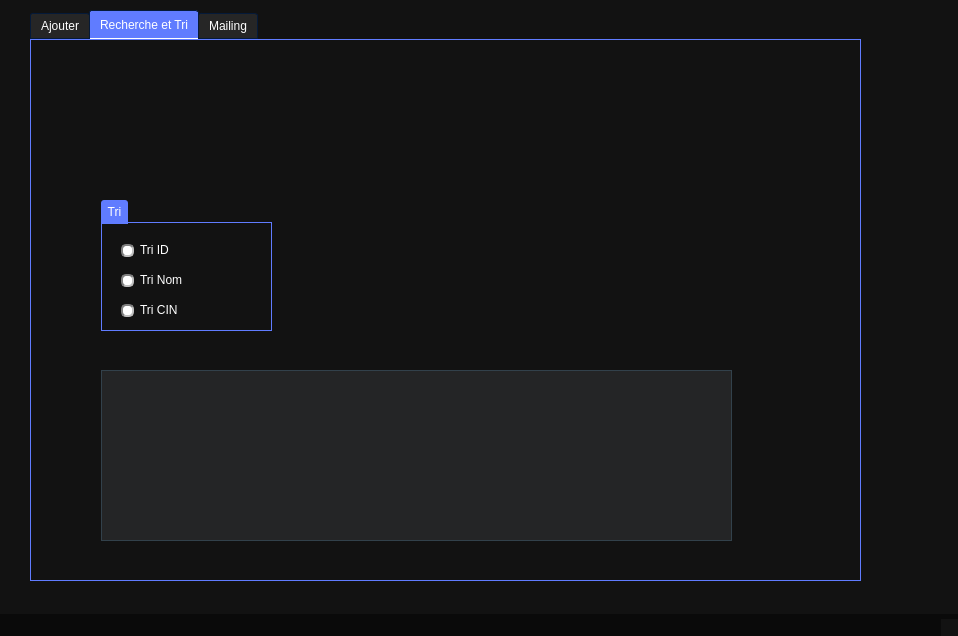
The window that projetc/mainwindow.ui (khelifi19/aesir) describes before a commit, drawn with Qt 5.
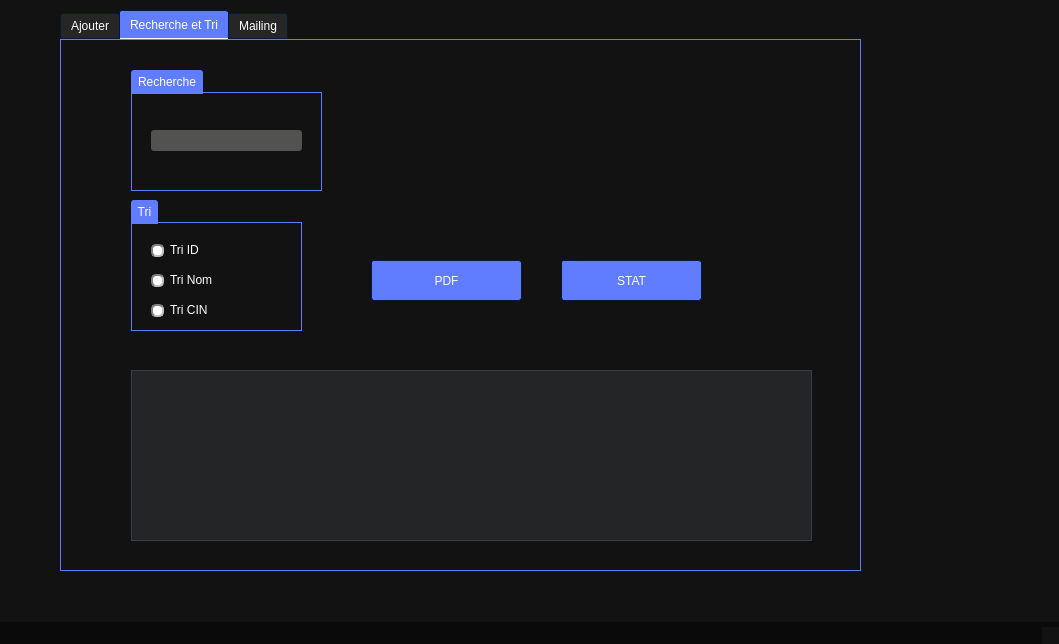
The same window after the commit. The open tabs and pages were chosen to show the change. Icons and pictures are not drawn.

```diff
--- a/projetc/mainwindow.ui
+++ b/projetc/mainwindow.ui
@@ -6,8 +6,8 @@
    <rect>
     <x>0</x>
     <y>0</y>
-    <width>958</width>
-    <height>636</height>
+    <width>1059</width>
+    <height>644</height>
    </rect>
   </property>
   <property name="windowTitle">
@@ -1188,10 +1188,10 @@
    <widget class="QTabWidget" name="tabWidget">
     <property name="geometry">
      <rect>
-      <x>30</x>
+      <x>60</x>
       <y>10</y>
-      <width>831</width>
-      <height>571</height>
+      <width>801</width>
+      <height>561</height>
      </rect>
     </property>
     <property name="currentIndex">
@@ -1526,7 +1526,7 @@
        <rect>
         <x>70</x>
         <y>330</y>
-        <width>631</width>
+        <width>681</width>
         <height>171</height>
        </rect>
       </property>
@@ -1583,6 +1583,55 @@
        </property>
       </widget>
      </widget>
+     <widget class="QPushButton" name="pushButton">
+      <property name="geometry">
+       <rect>
+        <x>310</x>
+        <y>220</y>
+        <width>151</width>
+        <height>41</height>
+       </rect>
+      </property>
+      <property name="text">
+       <string>PDF</string>
+      </property>
+     </widget>
+     <widget class="QGroupBox" name="groupBox_6">
+      <property name="geometry">
+       <rect>
+        <x>70</x>
+        <y>30</y>
+        <width>191</width>
+        <height>121</height>
+       </rect>
+      </property>
+      <property name="title">
+       <string>Recherche</string>
+      </property>
+      <widget class="QLineEdit" name="lineEdit">
+       <property name="geometry">
+        <rect>
+         <x>20</x>
+         <y>60</y>
+         <width>151</width>
+         <height>21</height>
+        </rect>
+       </property>
+      </widget>
+     </widget>
+     <widget class="QPushButton" name="pushButton_2">
+      <property name="geometry">
+       <rect>
+        <x>500</x>
+        <y>220</y>
+        <width>141</width>
+        <height>41</height>
+       </rect>
+      </property>
+      <property name="text">
+       <string>STAT</string>
+      </property>
+     </widget>
     </widget>
     <widget class="QWidget" name="tab">
      <attribute name="title">
```
Left out of the diff: 4 changed lines with no effect on the pictures.
